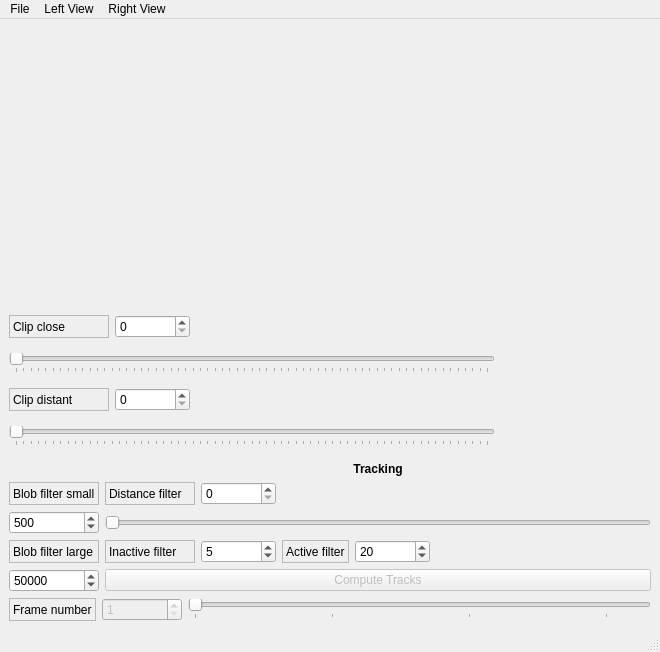
Above: RecordTracker/recordTracker.ui from tiltit/Kinect-Experiments before the change. Below: the same form after it.
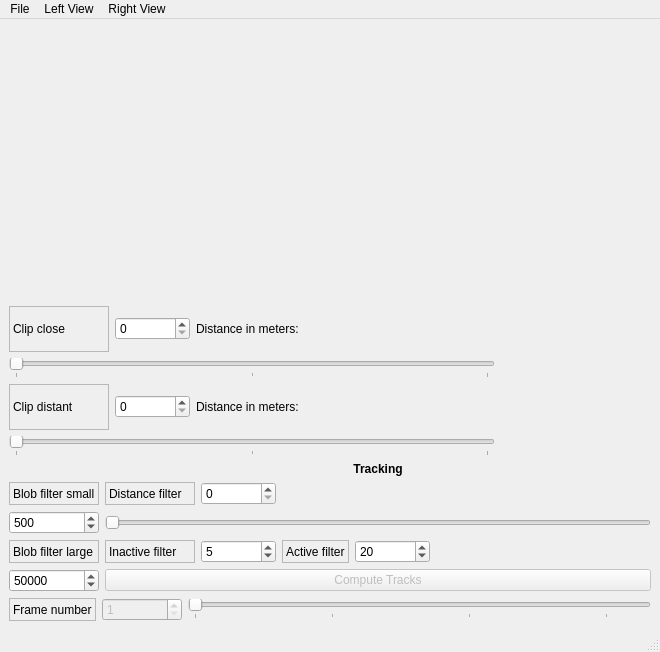
That is the form after the change. Custom widgets are drawn as their Qt base class.

Commit message: Added range/meters conversion

```diff
--- a/RecordTracker/recordTracker.ui
+++ b/RecordTracker/recordTracker.ui
@@ -81,6 +81,13 @@
               </property>
              </widget>
             </item>
+            <item>
+             <widget class="QLabel" name="distanceCloseLabel">
+              <property name="text">
+               <string>Distance in meters:</string>
+              </property>
+             </widget>
+            </item>
             <item>
              <spacer name="horizontalSpacer">
               <property name="orientation">
@@ -99,7 +106,7 @@
           <item>
            <widget class="QSlider" name="depthMinSlider">
             <property name="maximum">
-             <number>65535</number>
+             <number>2047</number>
             </property>
             <property name="orientation">
              <enum>Qt::Horizontal</enum>
@@ -143,6 +150,13 @@
               </property>
              </widget>
             </item>
+            <item>
+             <widget class="QLabel" name="distanceDistantLabel">
+              <property name="text">
+               <string>Distance in meters:</string>
+              </property>
+             </widget>
+            </item>
             <item>
              <spacer name="horizontalSpacer_2">
               <property name="orientation">
@@ -161,7 +175,7 @@
           <item>
            <widget class="QSlider" name="depthMaxSlider">
             <property name="maximum">
-             <number>65535</number>
+             <number>2047</number>
             </property>
             <property name="sliderPosition">
              <number>0</number>
```
The commit also changes 5 other files.
